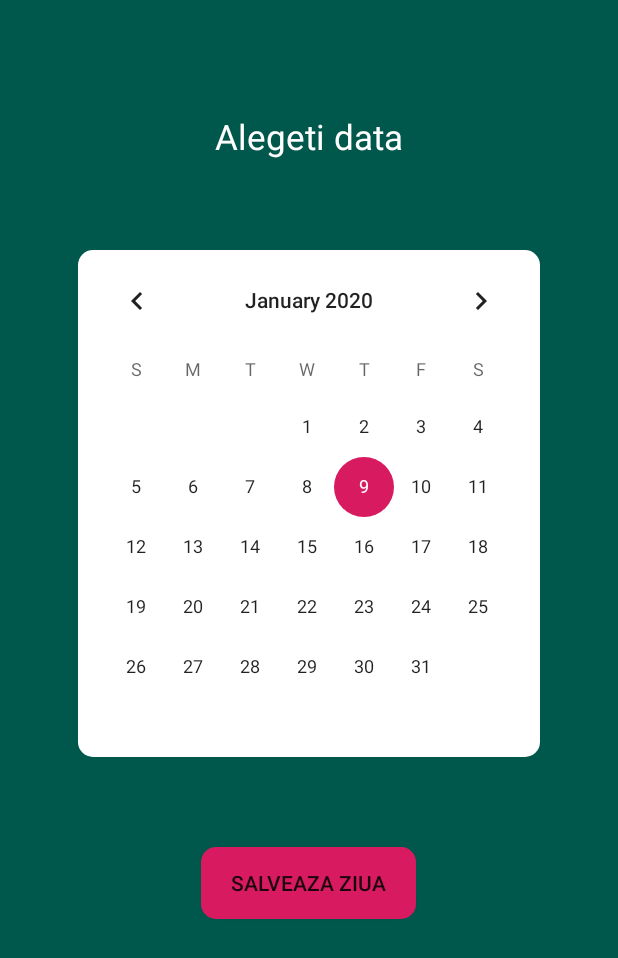
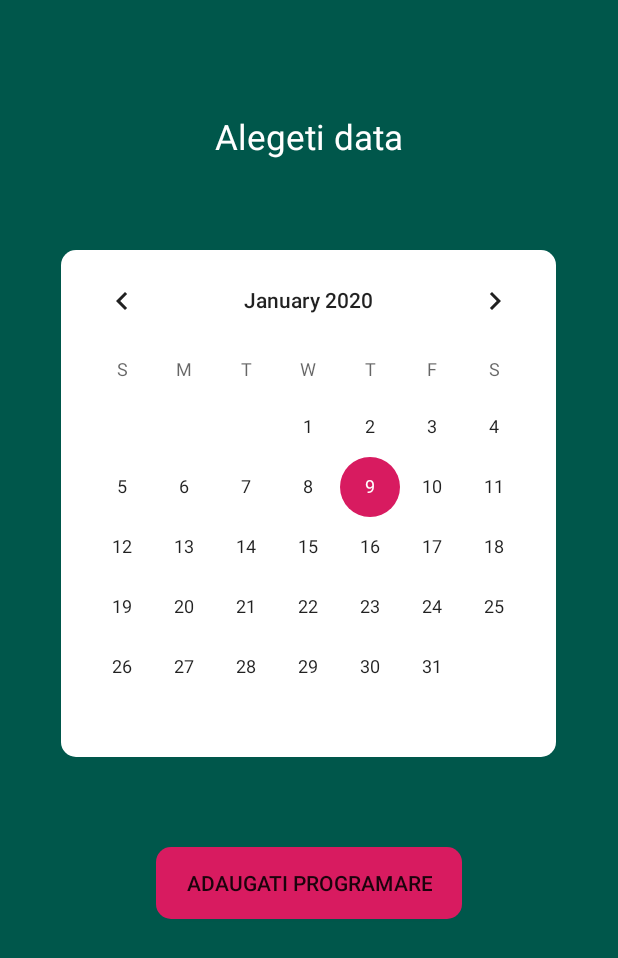
Before and after one commit to paulandrei28/Proiect-PA, an Android app: the screen it shows after launch (MainActivity), on a phone screen of 412 x 824 dp. Shown: the top 958 px of the screen. Run offline under Robolectric (Android 15) with nearby library versions, the phone set to English and light mode, and no system bars.

Commit message:
ia vezi mitza

```diff
--- a/CalendarAppJavaP/app/src/main/res/layout/activity_main.xml
+++ b/CalendarAppJavaP/app/src/main/res/layout/activity_main.xml
@@ -24,14 +24,14 @@
         android:layout_marginTop="60dp"
         android:background="@drawable/bg_calen"
         android:layout_gravity="center"
-        android:layout_width="308dp"
+        android:layout_width="330dp"
         android:layout_height="wrap_content">
 
         <CalendarView
             android:id="@+id/calendarView"
             android:layout_width="0dp"
             android:layout_height="wrap_content"
-            android:layout_weight=".70">
+            android:layout_weight="1">
 
         </CalendarView>
 
@@ -41,7 +41,7 @@
         android:id="@+id/button"
         android:background="@drawable/bg_buton"
         android:layout_marginTop="60dp"
-        android:text="Salveaza ziua"
+        android:text="adaugati programare"
         android:layout_gravity="center"
         android:paddingLeft="20dp"
         android:paddingRight="20dp"
--- a/CalendarAppJavaP/build.gradle
+++ b/CalendarAppJavaP/build.gradle
@@ -7,7 +7,7 @@ buildscript {
 
     }
     dependencies {
-        classpath 'com.android.tools.build:gradle:3.5.0'
+        classpath 'com.android.tools.build:gradle:3.5.3'
 
         // NOTE: Do not place your application dependencies here; they belong
         // in the individual module build.gradle files
```
Also changed, not shown: CalendarAppJavaP/app/src/main/res/layout/activity_button_.xml (+3 -4 lines).
